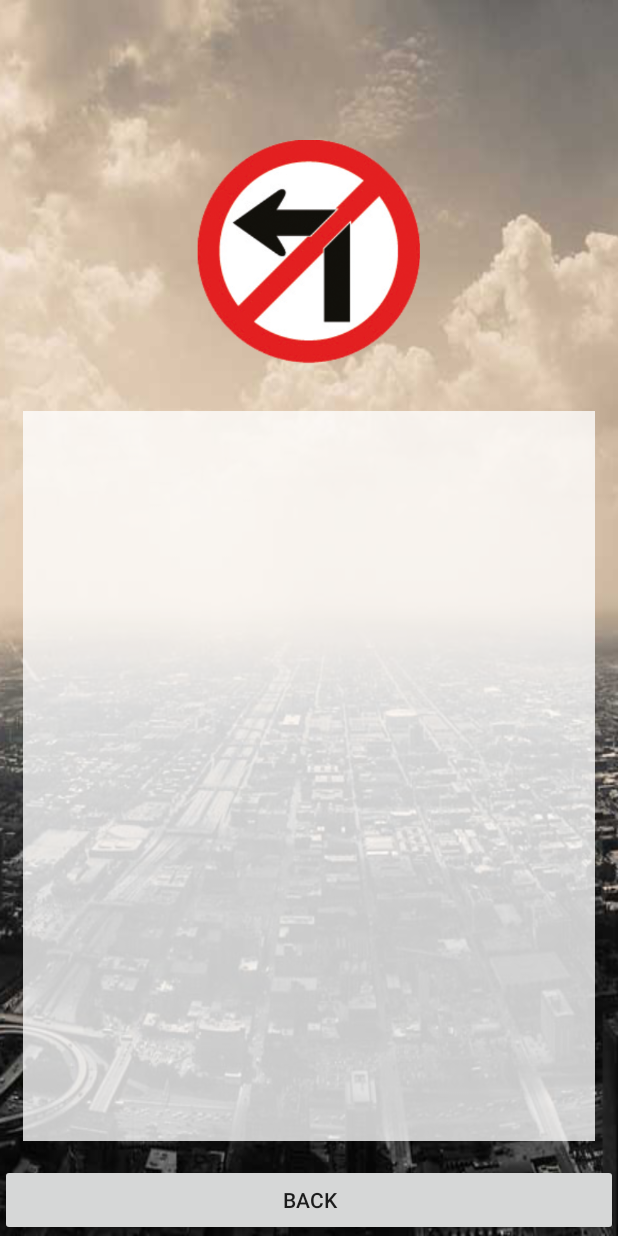
After one commit to aumaum666/MyFirstapp, an Android app: the Detail screen opened directly, with no data from a screen before it, on a phone screen of 412 x 824 dp. The commit adds this screen. Run offline under Robolectric (Android 15) with nearby library versions, the phone set to English and light mode, and no system bars.

Commit message:
Detail Complete

```diff
--- a/app/src/main/AndroidManifest.xml
+++ b/app/src/main/AndroidManifest.xml
@@ -15,6 +15,7 @@
                 <category android:name="android.intent.category.LAUNCHER" />
             </intent-filter>
         </activity>
+        <activity android:name=".Detail"></activity>
     </application>
 
 </manifest>
--- /dev/null
+++ b/app/src/main/java/comsci/kalin/myfirstapp/Detail.java
@@ -0,0 +1,32 @@
+package comsci.kalin.myfirstapp;
+
+import android.support.v7.app.AppCompatActivity;
+import android.os.Bundle;
+import android.view.View;
+import android.widget.Button;
+import android.widget.ImageView;
+import android.widget.ListView;
+import android.widget.TextView;
+
+public class Detail extends AppCompatActivity {
+
+    @Override
+    protected void onCreate(Bundle savedInstanceState) {
+        super.onCreate(savedInstanceState);
+        setContentView(R.layout.activity_detail);
+
+        //Initial view
+        TextView titleTextView = (TextView) findViewById(R.id.txtTitleDetail);
+        TextView detailTextView = (TextView) findViewById(R.id.txtDetailScroll);
+        ImageView imageView = (ImageView) findViewById(R.id.imvImageDetail);
+        Button button = (Button) findViewById(R.id.btnBack);
+
+        titleTextView.setText(getIntent().getStringExtra("Title"));
+        detailTextView.setText(getIntent().getStringExtra("Detail"));
+        imageView.setImageResource(getIntent().getIntExtra("Image" , R.drawable.traffic_01));
+    }
+
+    public void clickBack(View view){
+        finish();
+    }
+}
--- /dev/null
+++ b/app/src/main/res/layout/activity_detail.xml
@@ -0,0 +1,61 @@
+<?xml version="1.0" encoding="utf-8"?>
+<RelativeLayout xmlns:android="http://schemas.android.com/apk/res/android"
+    xmlns:app="http://schemas.android.com/apk/res-auto"
+    xmlns:tools="http://schemas.android.com/tools"
+    android:id="@+id/activity_detail"
+    android:layout_width="match_parent"
+    android:layout_height="match_parent"
+    tools:context="comsci.kalin.myfirstapp.Detail"
+    android:background="@drawable/bg27">
+
+    <TextView
+        android:text="TextView"
+        android:layout_width="wrap_content"
+        android:layout_height="wrap_content"
+        android:id="@+id/txtTitleDetail"
+        android:layout_margin="@dimen/my_margin"
+        android:layout_centerHorizontal="true"
+        android:layout_alignParentBottom="false"
+        android:textSize="@dimen/h1" />
+
+    <ImageView
+        android:layout_width="@dimen/my_picture"
+        android:layout_height="@dimen/my_picture"
+        app:srcCompat="@drawable/traffic_01"
+        android:id="@+id/imvImageDetail"
+        android:layout_margin="@dimen/my_margin"
+        android:layout_centerHorizontal="true"
+        android:layout_centerInParent="false"
+        android:layout_below="@id/txtTitleDetail" />
+
+    <Button
+        android:text="Back"
+        android:layout_width="match_parent"
+        android:layout_height="wrap_content"
+        android:onClick="clickBack"
+        android:id="@+id/btnBack"
+        android:layout_alignParentBottom="true" />
+
+    <ScrollView
+        android:layout_width="match_parent"
+        android:layout_height="match_parent"
+        android:layout_below="@id/imvImageDetail"
+        android:layout_above="@+id/btnBack"
+        android:background="#c8ffffff"
+        android:layout_margin="@dimen/my_margin">
+
+        <LinearLayout
+            android:layout_width="match_parent"
+            android:layout_height="wrap_content"
+            android:orientation="vertical" >
+
+            <TextView
+                android:text="TextView"
+                android:layout_width="match_parent"
+                android:layout_height="wrap_content"
+                android:id="@+id/txtDetailScroll"
+                android:textSize="@dimen/h3" />
+        </LinearLayout>
+    </ScrollView>
+
+</RelativeLayout>
--- a/app/src/main/res/values/dimens.xml
+++ b/app/src/main/res/values/dimens.xml
@@ -8,4 +8,5 @@
 
     <dimen name="my_margin">15dp</dimen>
     <dimen name="my_icon">120dp</dimen>
+    <dimen name="my_picture">150dp</dimen>
 </resources>
```
Also changed, not shown: app/src/main/java/comsci/kalin/myfirstapp/MainActivity.java (+12 -0 lines), app/src/main/res/values/my_content.xml (+20 -20 lines).
